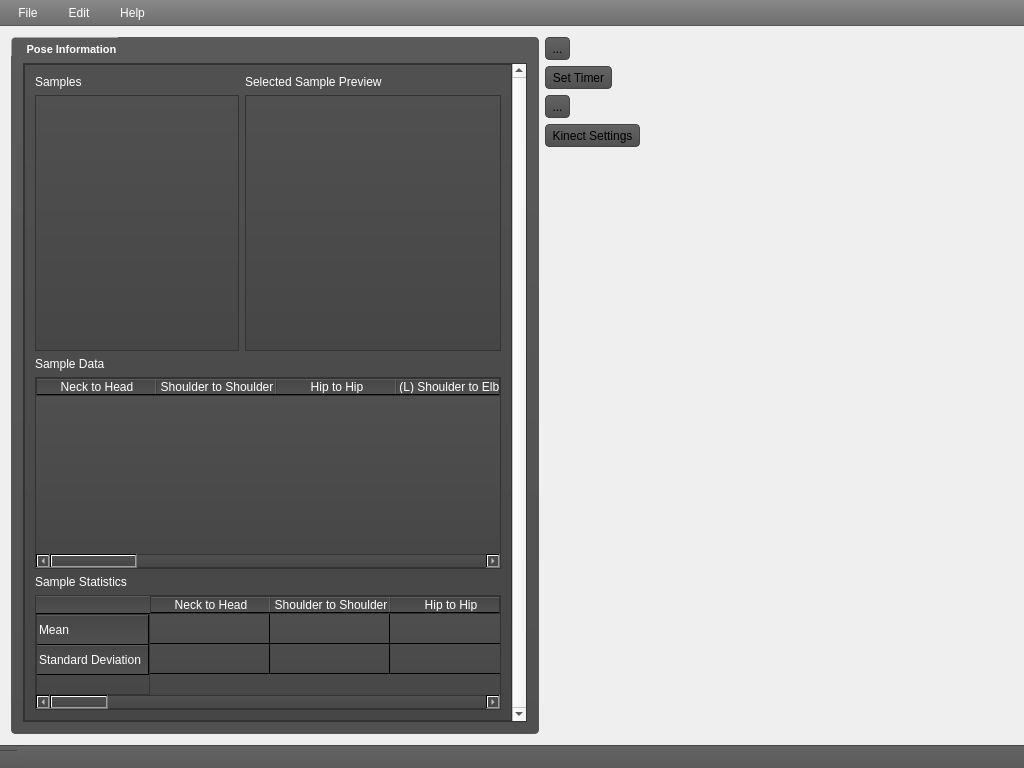
First picture: the form in mainwindow.ui, repository freemancw/PoseDesigner, before the edit.
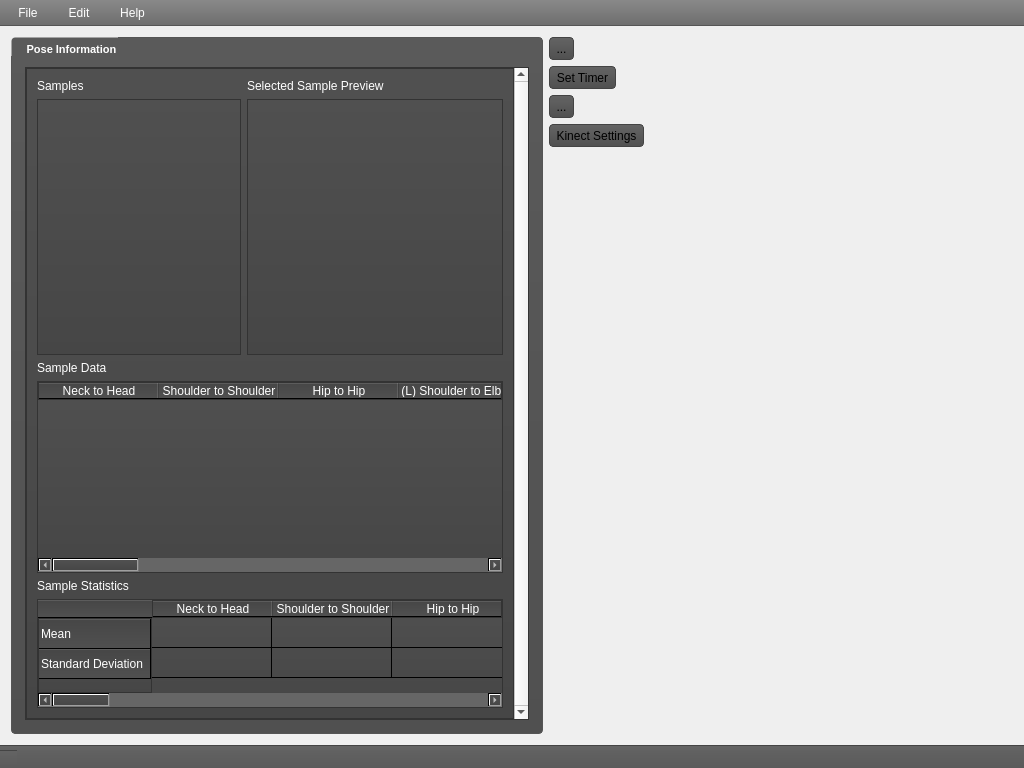
Second picture: the form after the edit. Icons and pictures are not drawn. Custom widgets are drawn as their Qt base class.

Patch:
```diff
--- a/mainwindow.ui
+++ b/mainwindow.ui
@@ -28,7 +28,11 @@
    <enum>Qt::LeftToRight</enum>
   </property>
   <property name="styleSheet">
-   <string notr="true"/>
+   <string notr="true">QDialog {
+	color: #fff;
+	background-color: qlineargradient(spread:pad, x1:1, y1:1, x2:1, y2:0, stop:0 rgba(90, 90, 90, 255), stop:1 rgba(110, 110, 110, 255));
+}
+</string>
   </property>
   <widget class="QWidget" name="centralWidget">
    <property name="styleSheet">
@@ -52,8 +56,12 @@
         <bold>true</bold>
        </font>
       </property>
+      <property name="autoFillBackground">
+       <bool>false</bool>
+      </property>
       <property name="styleSheet">
-       <string notr="true">QGroupBox {
+       <string notr="true">
+QGroupBox {
 	background: qlineargradient(spread:pad, x1:0, y1:1, x2:0, y2:0, stop:0 rgba(80, 80, 80, 255), stop:1 rgba(90, 90, 90, 255));
 	border: 1px solid #555;
     border-radius: 4px;
@@ -65,6 +73,20 @@
 	color: #fff;
     padding-top: 6px;
 	margin-left: 14px;
+}
+
+QScrollBar::add-page:vertical, QScrollBar::sub-page:vertical {
+     background: #666;
+ }
+
+
+QScrollBar::add-page:horizontal, QScrollBar::sub-page:horizontal {
+     background: #666;
+ }
+
+
+QScrollBar {
+	background: none;
 }</string>
       </property>
       <property name="title">
@@ -210,6 +232,280 @@
                <height>0</height>
               </size>
              </property>
+             <property name="palette">
+              <palette>
+               <active>
+                <colorrole role="WindowText">
+                 <brush brushstyle="SolidPattern">
+                  <color alpha="255">
+                   <red>255</red>
+                   <green>255</green>
+                   <blue>255</blue>
+                  </color>
+                 </brush>
+                </colorrole>
+                <colorrole role="Button">
+                 <brush brushstyle="LinearGradientPattern">
+                  <gradient startx="0.000000000000000" starty="1.000000000000000" endx="0.000000000000000" endy="0.000000000000000" type="LinearGradient" spread="PadSpread" coordinatemode="ObjectBoundingMode">
+                   <gradientstop position="0.000000000000000">
+                    <color alpha="255">
+                     <red>70</red>
+                     <green>70</green>
+                     <blue>70</blue>
+                    </color>
+                   </gradientstop>
+                   <gradientstop position="1.000000000000000">
+                    <color alpha="255">
+                     <red>80</red>
+                     <green>80</green>
+                     <blue>80</blue>
+                    </color>
+                   </gradientstop>
+                  </gradient>
+                 </brush>
+                </colorrole>
+                <colorrole role="Text">
+                 <brush brushstyle="SolidPattern">
+                  <color alpha="255">
+                   <red>255</red>
+                   <green>255</green>
+                   <blue>255</blue>
+                  </color>
+                 </brush>
+                </colorrole>
+                <colorrole role="ButtonText">
+                 <brush brushstyle="SolidPattern">
+                  <color alpha="255">
+                   <red>255</red>
+                   <green>255</green>
+                   <blue>255</blue>
+                  </color>
+                 </brush>
+                </colorrole>
+                <colorrole role="Base">
+                 <brush brushstyle="LinearGradientPattern">
+                  <gradient startx="0.000000000000000" starty="1.000000000000000" endx="0.000000000000000" endy="0.000000000000000" type="LinearGradient" spread="PadSpread" coordinatemode="ObjectBoundingMode">
+                   <gradientstop position="0.000000000000000">
+                    <color alpha="255">
+                     <red>70</red>
+                     <green>70</green>
+                     <blue>70</blue>
+                    </color>
+                   </gradientstop>
+                   <gradientstop position="1.000000000000000">
+                    <color alpha="255">
+                     <red>80</red>
+                     <green>80</green>
+                     <blue>80</blue>
+                    </color>
+                   </gradientstop>
+                  </gradient>
+                 </brush>
+                </colorrole>
+                <colorrole role="Window">
+                 <brush brushstyle="LinearGradientPattern">
+                  <gradient startx="0.000000000000000" starty="1.000000000000000" endx="0.000000000000000" endy="0.000000000000000" type="LinearGradient" spread="PadSpread" coordinatemode="ObjectBoundingMode">
+                   <gradientstop position="0.000000000000000">
+                    <color alpha="255">
+                     <red>70</red>
+                     <green>70</green>
+                     <blue>70</blue>
+                    </color>
+                   </gradientstop>
+                   <gradientstop position="1.000000000000000">
+                    <color alpha="255">
+                     <red>80</red>
+                     <green>80</green>
+                     <blue>80</blue>
+                    </color>
+                   </gradientstop>
+                  </gradient>
+                 </brush>
+                </colorrole>
+               </active>
+               <inactive>
+                <colorrole role="WindowText">
+                 <brush brushstyle="SolidPattern">
+                  <color alpha="255">
+                   <red>255</red>
+                   <green>255</green>
+                   <blue>255</blue>
+                  </color>
+                 </brush>
+                </colorrole>
+                <colorrole role="Button">
+                 <brush brushstyle="LinearGradientPattern">
+                  <gradient startx="0.000000000000000" starty="1.000000000000000" endx="0.000000000000000" endy="0.000000000000000" type="LinearGradient" spread="PadSpread" coordinatemode="ObjectBoundingMode">
+                   <gradientstop position="0.000000000000000">
+                    <color alpha="255">
+                     <red>70</red>
+                     <green>70</green>
+                     <blue>70</blue>
+                    </color>
+                   </gradientstop>
+                   <gradientstop position="1.000000000000000">
+                    <color alpha="255">
+                     <red>80</red>
+                     <green>80</green>
+                     <blue>80</blue>
+                    </color>
+                   </gradientstop>
+                  </gradient>
+                 </brush>
+                </colorrole>
+                <colorrole role="Text">
+                 <brush brushstyle="SolidPattern">
+                  <color alpha="255">
+                   <red>255</red>
+                   <green>255</green>
+                   <blue>255</blue>
+                  </color>
+                 </brush>
+                </colorrole>
+                <colorrole role="ButtonText">
+                 <brush brushstyle="SolidPattern">
+                  <color alpha="255">
+                   <red>255</red>
+                   <green>255</green>
+                   <blue>255</blue>
+                  </color>
+                 </brush>
+                </colorrole>
+                <colorrole role="Base">
+                 <brush brushstyle="LinearGradientPattern">
+                  <gradient startx="0.000000000000000" starty="1.000000000000000" endx="0.000000000000000" endy="0.000000000000000" type="LinearGradient" spread="PadSpread" coordinatemode="ObjectBoundingMode">
+                   <gradientstop position="0.000000000000000">
+                    <color alpha="255">
+                     <red>70</red>
+                     <green>70</green>
+                     <blue>70</blue>
+                    </color>
+                   </gradientstop>
+                   <gradientstop position="1.000000000000000">
+                    <color alpha="255">
+                     <red>80</red>
+                     <green>80</green>
+                     <blue>80</blue>
+                    </color>
+                   </gradientstop>
+                  </gradient>
+                 </brush>
+                </colorrole>
+                <colorrole role="Window">
+                 <brush brushstyle="LinearGradientPattern">
+                  <gradient startx="0.000000000000000" starty="1.000000000000000" endx="0.000000000000000" endy="0.000000000000000" type="LinearGradient" spread="PadSpread" coordinatemode="ObjectBoundingMode">
+                   <gradientstop position="0.000000000000000">
+                    <color alpha="255">
+                     <red>70</red>
+                     <green>70</green>
+                     <blue>70</blue>
+                    </color>
+                   </gradientstop>
+                   <gradientstop position="1.000000000000000">
+                    <color alpha="255">
+                     <red>80</red>
+                     <green>80</green>
+                     <blue>80</blue>
+                    </color>
+                   </gradientstop>
+                  </gradient>
+                 </brush>
+                </colorrole>
+               </inactive>
+               <disabled>
+                <colorrole role="WindowText">
+                 <brush brushstyle="SolidPattern">
+                  <color alpha="255">
+                   <red>255</red>
+                   <green>255</green>
+                   <blue>255</blue>
+                  </color>
+                 </brush>
+                </colorrole>
+                <colorrole role="Button">
+                 <brush brushstyle="LinearGradientPattern">
+                  <gradient startx="0.000000000000000" starty="1.000000000000000" endx="0.000000000000000" endy="0.000000000000000" type="LinearGradient" spread="PadSpread" coordinatemode="ObjectBoundingMode">
+                   <gradientstop position="0.000000000000000">
+                    <color alpha="255">
+                     <red>70</red>
+                     <green>70</green>
+                     <blue>70</blue>
+                    </color>
+                   </gradientstop>
+                   <gradientstop position="1.000000000000000">
+                    <color alpha="255">
+                     <red>80</red>
+                     <green>80</green>
+                     <blue>80</blue>
+                    </color>
+                   </gradientstop>
+                  </gradient>
+                 </brush>
+                </colorrole>
+                <colorrole role="Text">
+                 <brush brushstyle="SolidPattern">
+                  <color alpha="255">
+                   <red>255</red>
+                   <green>255</green>
+                   <blue>255</blue>
+                  </color>
+                 </brush>
+                </colorrole>
+                <colorrole role="ButtonText">
+                 <brush brushstyle="SolidPattern">
+                  <color alpha="255">
+                   <red>255</red>
+                   <green>255</green>
+                   <blue>255</blue>
+                  </color>
+                 </brush>
+                </colorrole>
+                <colorrole role="Base">
+                 <brush brushstyle="LinearGradientPattern">
+                  <gradient startx="0.000000000000000" starty="1.000000000000000" endx="0.000000000000000" endy="0.000000000000000" type="LinearGradient" spread="PadSpread" coordinatemode="ObjectBoundingMode">
+                   <gradientstop position="0.000000000000000">
+                    <color alpha="255">
+                     <red>70</red>
+                     <green>70</green>
+                     <blue>70</blue>
+                    </color>
+                   </gradientstop>
+                   <gradientstop position="1.000000000000000">
+                    <color alpha="255">
+                     <red>80</red>
+                     <green>80</green>
+                     <blue>80</blue>
+                    </color>
+                   </gradientstop>
+                  </gradient>
+                 </brush>
+                </colorrole>
+                <colorrole role="Window">
+                 <brush brushstyle="LinearGradientPattern">
+                  <gradient startx="0.000000000000000" starty="1.000000000000000" endx="0.000000000000000" endy="0.000000000000000" type="LinearGradient" spread="PadSpread" coordinatemode="ObjectBoundingMode">
+                   <gradientstop position="0.000000000000000">
+                    <color alpha="255">
+                     <red>70</red>
+                     <green>70</green>
+                     <blue>70</blue>
+                    </color>
+                   </gradientstop>
+                   <gradientstop position="1.000000000000000">
+                    <color alpha="255">
+                     <red>80</red>
+                     <green>80</green>
+                     <blue>80</blue>
+                    </color>
+                   </gradientstop>
+                  </gradient>
+                 </brush>
+                </colorrole>
+               </disabled>
+              </palette>
+             </property>
+             <property name="autoFillBackground">
+              <bool>false</bool>
+             </property>
              <property name="styleSheet">
               <string notr="true"/>
              </property>
@@ -223,7 +519,7 @@
               <bool>true</bool>
              </property>
              <property name="alternatingRowColors">
-              <bool>true</bool>
+              <bool>false</bool>
              </property>
              <property name="gridStyle">
               <enum>Qt::SolidLine</enum>
@@ -351,6 +647,12 @@
                <verstretch>0</verstretch>
               </sizepolicy>
              </property>
+             <property name="gridStyle">
+              <enum>Qt::SolidLine</enum>
+             </property>
+             <attribute name="horizontalHeaderCascadingSectionResizes">
+              <bool>false</bool>
+             </attribute>
              <attribute name="horizontalHeaderDefaultSectionSize">
               <number>120</number>
              </attribute>
```
Left out of the diff: 7 changed lines with no effect on the pictures.
